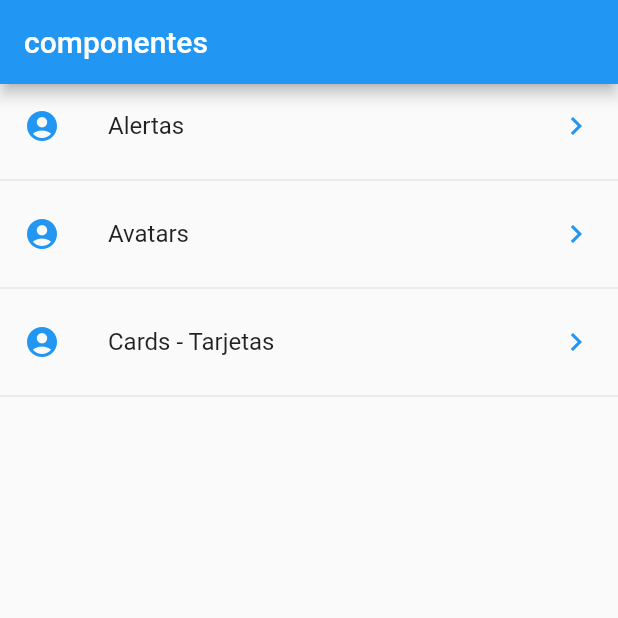
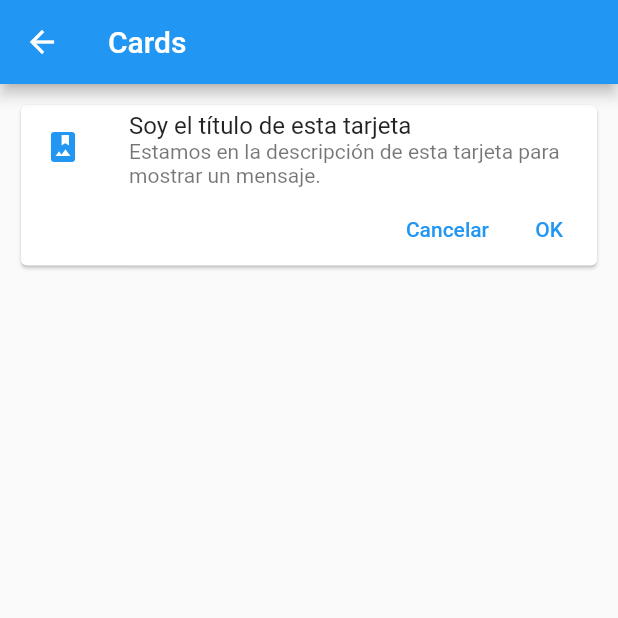
Before and after one commit to ChristopherMH/CursoFlutter, a Flutter app: the screen it shows after launch, after a tap on "Cards - Tarjetas", on a phone screen of 412 x 824 dp, the top half of it. Run offline on Flutter 3.47's test engine with Material 2 defaults, Android fonts, the phone set to English and light mode, and no system bars.

Commit message:
Agregando una tarjeta

```diff
--- a/componentes/lib/main.dart
+++ b/componentes/lib/main.dart
@@ -1,4 +1,5 @@
-import 'package:componentes/pages/home_page.dart';
+import 'package:componentes/pages/alert_page.dart';
+import 'package:componentes/src/routes/routes.dart';
 // import 'package:componentes/pages/home_temp.dart';
 import 'package:flutter/material.dart';
 
@@ -10,7 +11,14 @@ class MyApp extends StatelessWidget {
     return MaterialApp(
       debugShowCheckedModeBanner: false,
       title: 'Componentes App',
-      home: HomePage()
+      // home: HomePage()
+      initialRoute: '/',
+      routes: getApplicationRoutes(),
+      onGenerateRoute: (settings){
+        return MaterialPageRoute(
+          builder: (context) => AlertPage()
+        );
+      },
     );
   }
 }
--- /dev/null
+++ b/componentes/lib/pages/card_page.dart
@@ -0,0 +1,50 @@
+import 'package:flutter/material.dart';
+
+class CardPage extends StatelessWidget {
+
+  @override
+  Widget build(BuildContext context) {
+    return Scaffold(
+      appBar: AppBar(
+        title: Text('Cards')
+      ),
+      body: ListView(
+        padding: EdgeInsets.all(10.0),
+        children: <Widget>[
+          _cardTipo1()
+        ],
+      ),
+    );
+  }
+
+  Widget _cardTipo1() {
+    return Card(
+      child: Column(
+        children: <Widget>[
+          ListTile(
+            leading: Icon(Icons.photo_album, color: Colors.blue),
+            title: Text('Soy el título de esta tarjeta'),
+            subtitle: Text('Estamos en la descripción de esta tarjeta para mostrar un mensaje.'),
+          ),
+          Row(
+            mainAxisAlignment: MainAxisAlignment.end,
+            children: <Widget>[
+              TextButton(
+                child: Text('Cancelar'),
+                onPressed: () {
+
+                },
+              ),
+              TextButton(
+                child: Text('OK'),
+                onPressed: () {
+
+                },
+              )
+            ]
+          )
+        ],
+      ),
+    );
+  }
+}
--- a/componentes/lib/pages/home_page.dart
+++ b/componentes/lib/pages/home_page.dart
@@ -1,4 +1,6 @@
+// import 'package:componentes/pages/alert_page.dart';
 import 'package:componentes/src/providers/menu_provider.dart';
+import 'package:componentes/src/utils/icono_string_util.dart';
 import 'package:flutter/material.dart';
 
 class HomePage extends StatelessWidget{
@@ -7,7 +9,7 @@ class HomePage extends StatelessWidget{
   Widget build(BuildContext context) {
     return Scaffold(
       appBar: AppBar(
-        title: Text('componentes'),
+        title: Text('App componentes'),
       ),
       body: _lista(),
     );
@@ -41,7 +43,7 @@ return FutureBuilder(
 
 }
 
- List <Widget> _listaitems(List<dynamic> data,BuildContext context) {
+ List <Widget> _listaitems(List<dynamic> data, BuildContext context) {
     /*return [
       ListTile( title: Text('hola mundo')),
       Divider(),
@@ -54,10 +56,16 @@ return FutureBuilder(
     data.forEach((opt){
        final widgettemp=ListTile(
         title:Text(opt['texto']),
-        leading: Icon(Icons.account_circle, color: Colors.blue),
+        leading: getIcon(opt['icon']),
         trailing: Icon(Icons.keyboard_arrow_right, color: Colors.blue),
         onTap: (){
-
+          Navigator.pushNamed(context, opt['ruta']);
+          // final route = MaterialPageRoute(
+          //   builder: (context){
+          //     return AlertPage();
+          //   }
+          // );
+          // Navigator.push(context, route);
         },
        );
        opciones..add(widgettemp)
--- /dev/null
+++ b/componentes/lib/src/routes/routes.dart
@@ -0,0 +1,14 @@
+import 'package:componentes/pages/alert_page.dart';
+import 'package:componentes/pages/avart_page.dart';
+import 'package:componentes/pages/card_page.dart';
+import 'package:componentes/pages/home_page.dart';
+import 'package:flutter/material.dart';
+
+Map<String, WidgetBuilder> getApplicationRoutes(){
+  return <String, WidgetBuilder>{
+    '/' : (BuildContext context) => HomePage(),
+    'alert' : (BuildContext context) => AlertPage(),
+    'avatar' : (BuildContext context) => AvatarPage(),
+    'card': (BuildContext context) => CardPage()
+  };
+}
--- /dev/null
+++ b/componentes/lib/src/utils/icono_string_util.dart
@@ -0,0 +1,11 @@
+import 'package:flutter/material.dart';
+
+final _icons= <String, IconData>{
+  'add_alert': Icons.add_alert,
+  'accessibility': Icons.accessibility,
+  'folder_open': Icons.folder_open
+};
+
+Icon getIcon(String nombreIcono){
+  return Icon(_icons[nombreIcono], color: Colors.blue,);
+}
```
Also changed, not shown: componentes/lib/pages/alert_page.dart (added, +19 -0 lines), componentes/lib/pages/avart_page.dart (added, +19 -0 lines).
